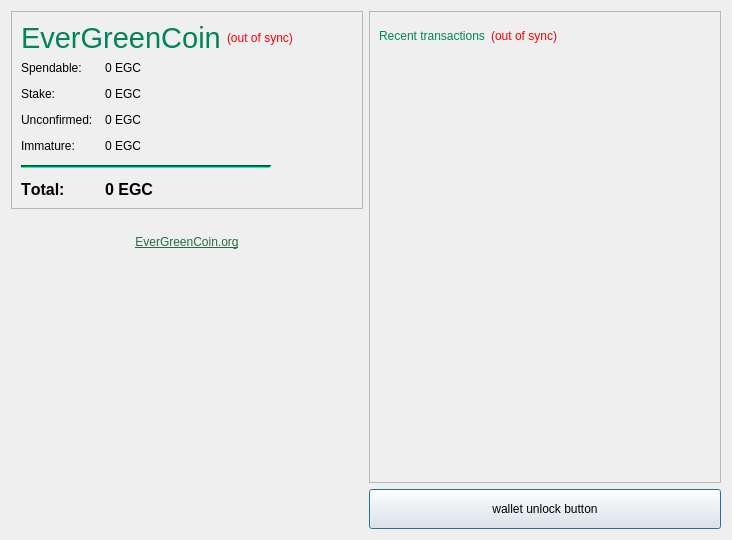
Before: the Qt Designer form src/qt/forms/overviewpage.ui in EverGreenCoinDev/EverGreenCoin, drawn with Qt 5.
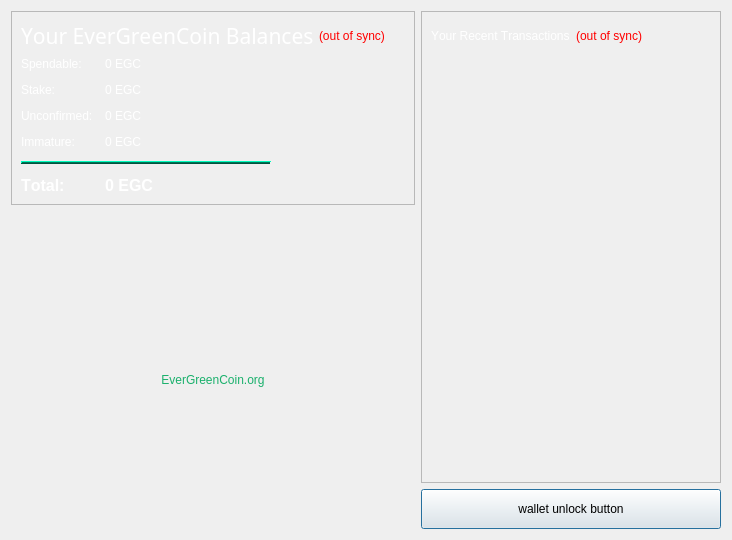
After: the same form once the commit is applied. Icons and pictures are not drawn.

Patch:
```diff
--- a/src/qt/forms/overviewpage.ui
+++ b/src/qt/forms/overviewpage.ui
@@ -464,12 +464,13 @@
             </property>
             <property name="font">
              <font>
+              <family>Sans Serif</family>
               <weight>50</weight>
               <bold>false</bold>
              </font>
             </property>
             <property name="text">
-             <string>&lt;html&gt;&lt;head/&gt;&lt;body&gt;&lt;p&gt;&lt;span style=&quot; font-size:22pt;  color:#018457;&quot;&gt;EverGreenCoin&lt;/span&gt;&lt;/p&gt;&lt;/body&gt;&lt;/html&gt;</string>
+             <string>&lt;html&gt;&lt;head/&gt;&lt;body&gt;&lt;p&gt;&lt;span style=&quot; font-size:16pt;  color:#ffffff;&quot;&gt;Your EverGreenCoin Balances&lt;/span&gt;&lt;/p&gt;&lt;/body&gt;&lt;/html&gt;</string>
             </property>
             <property name="alignment">
              <set>Qt::AlignLeading|Qt::AlignLeft|Qt::AlignTop</set>
@@ -532,6 +533,12 @@
               <height>0</height>
              </size>
             </property>
+            <property name="toolTip">
+             <string>Your current spendable EverGreenCoin balance</string>
+            </property>
+            <property name="styleSheet">
+             <string notr="true">QLabel {color: #ffffff;}</string>
+            </property>
             <property name="text">
              <string>Spendable:</string>
             </property>
@@ -560,6 +567,9 @@
             <property name="toolTip">
              <string>Your current spendable EverGreenCoin balance</string>
             </property>
+            <property name="styleSheet">
+             <string notr="true">QLabel {color: #ffffff;}</string>
+            </property>
             <property name="text">
              <string notr="true">0 EGC</string>
             </property>
@@ -579,6 +589,13 @@
               <height>0</height>
              </size>
             </property>
+            <property name="toolTip">
+             <string>Total of EverGreenCoin that are presently locked earning network rewards 
+ and do not yet count toward your spendable balance</string>
+            </property>
+            <property name="styleSheet">
+             <string notr="true">QLabel {color: #ffffff;}</string>
+            </property>
             <property name="text">
              <string>Stake:</string>
             </property>
@@ -599,7 +616,11 @@
              <cursorShape>IBeamCursor</cursorShape>
             </property>
             <property name="toolTip">
-             <string>Total of EverGreenCoin that are presently locked earning network rewards and do not yet count toward your current balance</string>
+             <string>Total of EverGreenCoin that are presently locked earning network rewards 
+ and do not yet count toward your spendable balance</string>
+            </property>
+            <property name="styleSheet">
+             <string notr="true">QLabel {color: #ffffff;}</string>
             </property>
             <property name="text">
              <string notr="true">0 EGC</string>
@@ -620,6 +641,13 @@
               <height>0</height>
              </size>
             </property>
+            <property name="toolTip">
+             <string>Total of transactions that have yet to be confirmed  
+ and do not yet count toward the spendable balance</string>
+            </property>
+            <property name="styleSheet">
+             <string notr="true">QLabel {color: #ffffff;}</string>
+            </property>
             <property name="text">
              <string>Unconfirmed:</string>
             </property>
@@ -640,7 +668,11 @@
              <cursorShape>IBeamCursor</cursorShape>
             </property>
             <property name="toolTip">
-             <string>Total of transactions that have yet to be confirmed and do not yet count toward the current balance</string>
+             <string>Total of transactions that have yet to be confirmed 
+ and do not yet count toward the spendable balance</string>
+            </property>
+            <property name="styleSheet">
+             <string notr="true">QLabel {color: #ffffff;}</string>
             </property>
             <property name="text">
              <string notr="true">0 EGC</string>
@@ -661,6 +693,13 @@
               <height>0</height>
              </size>
             </property>
+            <property name="toolTip">
+             <string>Mined balance that has not yet matured 
+ and do not count towards your spendable balance</string>
+            </property>
+            <property name="styleSheet">
+             <string notr="true">QLabel {color: #ffffff;}</string>
+            </property>
             <property name="text">
              <string>Immature:</string>
             </property>
@@ -678,7 +717,11 @@
              </size>
             </property>
             <property name="toolTip">
-             <string>Mined balance that has not yet matured</string>
+             <string>Mined balance that has not yet matured 
+ and do not count towards your spendable balance</string>
+            </property>
+            <property name="styleSheet">
+             <string notr="true">QLabel {color: #ffffff;}</string>
             </property>
             <property name="text">
              <string notr="true">0 EGC</string>
@@ -1124,7 +1167,7 @@
              <string notr="true"/>
             </property>
             <property name="frameShadow">
-             <enum>QFrame::Sunken</enum>
+             <enum>QFrame::Raised</enum>
             </property>
             <property name="lineWidth">
              <number>1</number>
@@ -1152,6 +1195,12 @@
               <bold>true</bold>
              </font>
             </property>
+            <property name="toolTip">
+             <string>Your current total EverGreenCoin balance</string>
+            </property>
+            <property name="styleSheet">
+             <string notr="true">QLabel {color: #ffffff;}</string>
+            </property>
             <property name="text">
              <string>Total:</string>
             </property>
@@ -1181,6 +1230,9 @@
             <property name="toolTip">
              <string>Your current total EverGreenCoin balance</string>
             </property>
+            <property name="styleSheet">
+             <string notr="true">QLabel {color: #ffffff;}</string>
+            </property>
             <property name="text">
              <string notr="true">0 EGC</string>
             </property>
@@ -1197,6 +1249,19 @@
        </layout>
       </widget>
      </item>
+     <item>
+      <spacer name="verticalSpacer_2">
+       <property name="orientation">
+        <enum>Qt::Vertical</enum>
+       </property>
+       <property name="sizeHint" stdset="0">
+        <size>
+         <width>20</width>
+         <height>40</height>
+        </size>
+       </property>
+      </spacer>
+     </item>
      <item>
       <widget class="QLabel" name="label_2">
        <property name="font">
@@ -1219,7 +1284,7 @@
      <item>
       <widget class="QLabel" name="label_7">
        <property name="text">
-        <string>&lt;center&gt;&lt;a href=&quot;https://EverGreenCoin.org&quot; style=&quot; color:#266c3f;&quot;&gt;EverGreenCoin.org&lt;/a&gt;&lt;/center&gt;</string>
+        <string>&lt;center&gt;&lt;a href=&quot;http://EverGreenCoin.org&quot; style=&quot;text-decoration: none; color:#1ab06c;&quot;&gt;EverGreenCoin.org&lt;/a&gt;&lt;/center&gt;</string>
        </property>
        <property name="openExternalLinks">
         <bool>true</bool>
@@ -1278,7 +1343,7 @@
              </size>
             </property>
             <property name="text">
-             <string>&lt;html&gt;&lt;head/&gt;&lt;body&gt;&lt;p&gt;&lt;span style=&quot; color: rgb(1, 132, 87);&quot;&gt;Recent transactions&lt;/span&gt;&lt;/p&gt;&lt;/body&gt;&lt;/html&gt;</string>
+             <string>&lt;html&gt;&lt;head/&gt;&lt;body&gt;&lt;p&gt;&lt;span style=&quot; color: #ffffff;&quot;&gt;Your Recent Transactions&lt;/span&gt;&lt;/p&gt;&lt;/body&gt;&lt;/html&gt;</string>
             </property>
            </widget>
           </item>
@@ -1368,8 +1433,7 @@
         <enum>Qt::LeftToRight</enum>
        </property>
        <property name="styleSheet">
-        <string notr="true">unlockWalletButton {        border-radius: 6px;
-        background: QLinearGradient(x1: 0, y1: 0, x2: 1, y2: 0, stop: 0 #BCED91, stop: 1 #00b300); }</string>
+        <string notr="true">unlockWalletButton { background: QLinearGradient(x1: 0, y1: 0, x2: 1, y2: 0, stop: 0 #155f30, stop: 0.005 #018457, stop: 0.955 #018457, stop: 1 #155f30); }</string>
        </property>
        <property name="text">
         <string>wallet unlock button</string>
```
